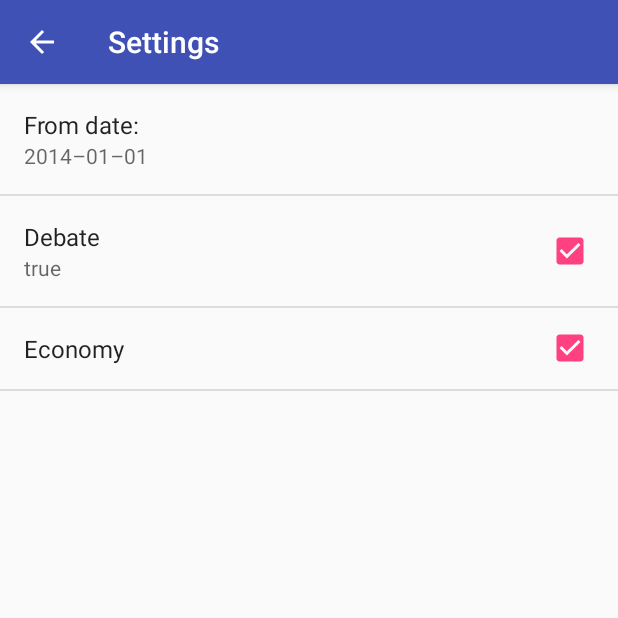
After one commit to MaciejCmiel/Guardian-News, an Android app: the SettingsActivity screen opened directly, with no data from a screen before it, on a phone screen of 412 x 824 dp, the top half of it. The commit adds this screen. Run offline under Robolectric (Android 15) with nearby library versions, the phone set to English and light mode, and no system bars.

Commit message:
Guardian News app v.2

```diff
--- /dev/null
+++ b/app/src/main/java/com/example/macx/guardiannews/SettingsActivity.java
@@ -0,0 +1,78 @@
+package com.example.macx.guardiannews;
+
+import android.content.SharedPreferences;
+import android.os.Bundle;
+import android.preference.CheckBoxPreference;
+import android.preference.ListPreference;
+import android.preference.Preference;
+import android.preference.PreferenceFragment;
+import android.preference.PreferenceManager;
+import android.support.v7.app.AppCompatActivity;
+
+public class SettingsActivity extends AppCompatActivity
+         {
+
+    @Override
+    protected void onCreate (Bundle savedInstanceState){
+        super.onCreate(savedInstanceState);
+        setContentView(R.layout.settings_activity);
+
+        }
+
+
+    public static class NewsPreferenceFragment extends PreferenceFragment
+            implements Preference.OnPreferenceChangeListener{
+
+        @Override
+        public void onCreate(Bundle savedInstanceState) {
+            super.onCreate(savedInstanceState);
+            addPreferencesFromResource(R.xml.settings_main);
+
+            Preference date = findPreference(getString(R.string.settings_date_key));
+            bindPreferenceSummaryToValue(date);
+
+            // find the CheckBox
+            CheckBoxPreference debateCheckBox = (CheckBoxPreference) findPreference(getString(R.string.settings_debate_key));
+            bindPreferenceSummaryToValueBoolean(debateCheckBox);
+
+            CheckBoxPreference economyCheckBox = (CheckBoxPreference) findPreference(getString(R.string.settings_debate_key));
+            bindPreferenceSummaryToValueBoolean(economyCheckBox);
+
+        }
+
+
+        @Override
+        public boolean onPreferenceChange(Preference preference, Object newValue) {
+
+            // The code in this method takes care of updating the displayed preference summary after it has been changed
+            String stringValue = newValue.toString();
+
+            if(preference instanceof ListPreference) {
+                ListPreference listPref = (ListPreference) preference;
+                int prefIndex = listPref.findIndexOfValue(stringValue);
+                if (prefIndex >= 0) {
+                    CharSequence[] labels = listPref.getEntries();
+                    preference.setSummary(labels[prefIndex]);
+                }
+            }else {
+                preference.setSummary(stringValue);
+            }
+
+            return true;
+        }
+
+        private void bindPreferenceSummaryToValue(Preference pref) {
+            pref.setOnPreferenceChangeListener(this);
+            SharedPreferences preferences = PreferenceManager.getDefaultSharedPreferences(pref.getContext());
+            String preferenceString = preferences.getString(pref.getKey(), "");
+            onPreferenceChange(pref, preferenceString);
+        }
+
+        private void bindPreferenceSummaryToValueBoolean(Preference boolPref) {
+            boolPref.setOnPreferenceChangeListener(this);
+            SharedPreferences preferences = PreferenceManager.getDefaultSharedPreferences(boolPref.getContext());
+            boolean preferenceBoolean = preferences.getBoolean(boolPref.getKey(), true);
+            onPreferenceChange(boolPref, preferenceBoolean);
+        }
+    }
+}
--- /dev/null
+++ b/app/src/main/res/values/bools.xml
@@ -0,0 +1,6 @@
+<?xml version="1.0" encoding="utf-8"?>
+<resources>
+	<bool name="settings_debate_default">true</bool>
+	<bool name="settings_economy_default">true</bool>
+	<bool name="isTablet">false</bool>
+</resources>
--- a/app/src/main/res/values/strings.xml
+++ b/app/src/main/res/values/strings.xml
@@ -2,4 +2,13 @@
 	<string name="app_name">GuardianNews</string>
 	<string name="no_internet_conection">No internet connection</string>
 	<string name="no_news">No news found.</string>
+    <string name="settings">Settings</string>
+	<string name="settings_date_key">date_key</string>
+	<string name="settings_date_default">2014–01–01</string>
+	<string name="settings_from_date_label">From date:</string>
+	<string name="settings_economy_key">economy_key</string>
+	<string name="settings_debate_key">debate_key</string>
+	<string name="debate_title">Debate</string>
+	<string name="economy_title">Economy</string>
+
 </resources>
--- /dev/null
+++ b/app/src/main/res/xml/settings_main.xml
@@ -0,0 +1,23 @@
+<?xml version="1.0" encoding="utf-8"?>
+<PreferenceScreen xmlns:android="http://schemas.android.com/apk/res/android"
+    android:title="@string/settings">
+
+    <EditTextPreference
+        android:defaultValue="@string/settings_date_default"
+        android:hint="2014-06-01"
+        android:inputType="date"
+        android:key="@string/settings_date_key"
+        android:selectAllOnFocus="true"
+        android:title="@string/settings_from_date_label" />
+
+    <CheckBoxPreference
+        android:defaultValue="@bool/settings_debate_default"
+        android:key="@string/settings_debate_key"
+        android:title="@string/debate_title" />
+
+    <CheckBoxPreference
+        android:defaultValue="@bool/settings_economy_default"
+        android:key="@string/settings_economy_key"
+        android:title="@string/economy_title" />
+
+</PreferenceScreen>
```
Also changed, not shown: app/src/main/AndroidManifest.xml (+9 -0 lines), app/src/main/java/com/example/macx/guardiannews/MainActivity.java (+80 -6 lines), app/src/main/res/layout/settings_activity.xml (added, +9 -0 lines), app/src/main/res/menu/main.xml (added, +8 -0 lines).
